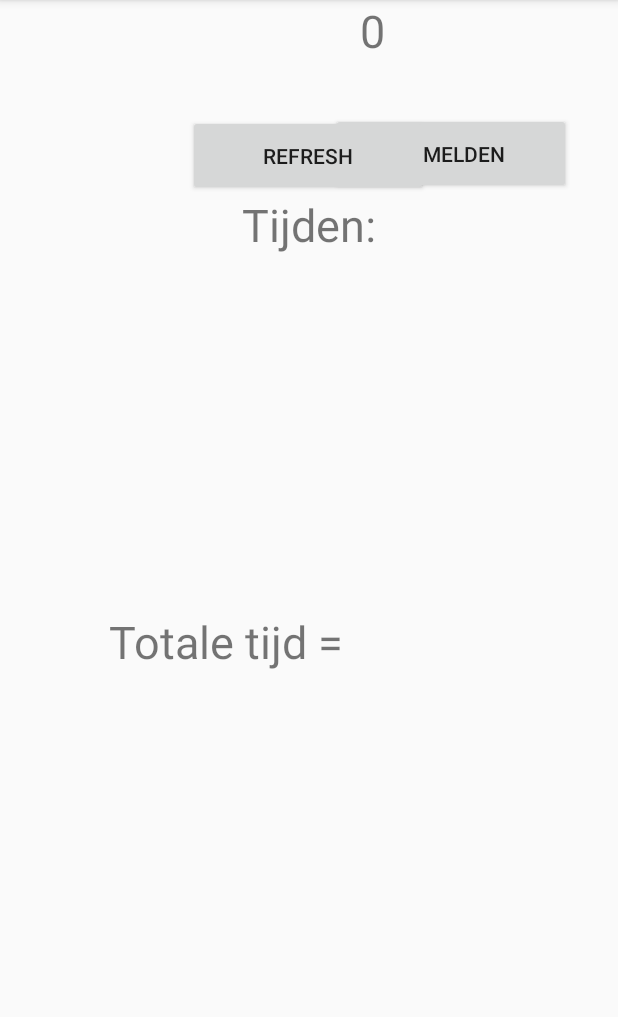
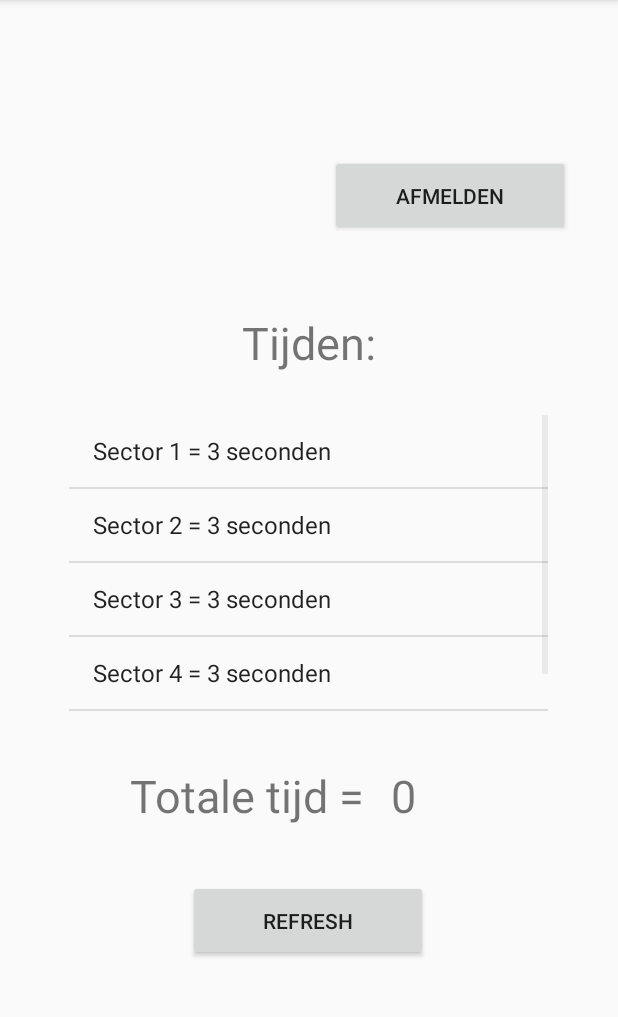
Before and after one commit to daantjee546/ProftaakFreeRunning, an Android app: the Activity2DataScreen screen opened directly, with no data from a screen before it, on a phone screen of 412 x 824 dp, the part 84-1101 px from its top. Run offline under Robolectric (Android 15) with nearby library versions, the phone set to English and light mode, and no system bars.

Commit message:
add fix data screen

```diff
--- a/Android-APP/app/src/main/java/com/example/proftaakfreerunning/Activity2DataScreen.kt
+++ b/Android-APP/app/src/main/java/com/example/proftaakfreerunning/Activity2DataScreen.kt
@@ -2,11 +2,28 @@ package com.example.proftaakfreerunning
 
 import androidx.appcompat.app.AppCompatActivity
 import android.os.Bundle
+import android.widget.ArrayAdapter
+import android.widget.ListView
 
 class Activity2DataScreen : AppCompatActivity() {
+
+    var lv: ListView? = null
 
     override fun onCreate(savedInstanceState: Bundle?) {
         super.onCreate(savedInstanceState)
         setContentView(R.layout.activity_activity2_data_screen)
+
+        lv = this.findViewById(R.id.lvSectorTimes)
+
+        val list = ArrayList<String>()
+        list.add("Sector 1 = 3 seconden")
+        list.add("Sector 2 = 3 seconden")
+        list.add("Sector 3 = 3 seconden")
+        list.add("Sector 4 = 3 seconden")
+        list.add("Sector 5 = 3 seconden")
+
+        val adapter = ArrayAdapter(this, android.R.layout.simple_list_item_1, list)
+
+        lv?.adapter = adapter
     }
 }
--- a/Android-APP/app/src/main/java/com/example/proftaakfreerunning/MainActivity.kt
+++ b/Android-APP/app/src/main/java/com/example/proftaakfreerunning/MainActivity.kt
@@ -2,6 +2,13 @@ package com.example.proftaakfreerunning
 
 import androidx.appcompat.app.AppCompatActivity
 import android.os.Bundle
+import android.view.View
+import android.content.Intent
+import androidx.core.app.ComponentActivity.ExtraData
+import androidx.core.content.ContextCompat.getSystemService
+import android.icu.lang.UCharacter.GraphemeClusterBreak.T
+
+
 
 class MainActivity : AppCompatActivity() {
 
@@ -9,4 +16,15 @@ class MainActivity : AppCompatActivity() {
         super.onCreate(savedInstanceState)
         setContentView(R.layout.activity_main)
     }
+
+    fun buttonclickLogin(view: View)
+    {
+        startActivity(Intent(this@MainActivity, Activity2DataScreen::class.java))
+    }
+
+    fun buttonclickRegister(view: View)
+    {
+        startActivity(Intent(this@MainActivity, Activity3RegisterScreen::class.java))
+    }
+
 }
--- a/Android-APP/app/src/main/res/layout/activity_activity2_data_screen.xml
+++ b/Android-APP/app/src/main/res/layout/activity_activity2_data_screen.xml
@@ -13,10 +13,10 @@
         android:layout_marginStart="220dp"
         android:layout_marginTop="75dp"
         android:layout_marginEnd="31dp"
-        android:layout_marginBottom="20dp"
         android:text="Afmelden"
         app:layout_constraintBottom_toTopOf="@+id/textView"
         app:layout_constraintEnd_toEndOf="parent"
+        app:layout_constraintHorizontal_bias="0.0"
         app:layout_constraintStart_toStartOf="parent"
         app:layout_constraintTop_toTopOf="parent" />
 
@@ -25,7 +25,6 @@
         android:layout_width="160dp"
         android:layout_height="54dp"
         android:layout_marginStart="125dp"
-        android:layout_marginTop="25dp"
         android:layout_marginEnd="126dp"
         android:layout_marginBottom="100dp"
         android:text="Refresh"
@@ -36,14 +35,14 @@
         app:layout_constraintTop_toBottomOf="@+id/textView3" />
 
     <ListView
+        android:id="@+id/lvSectorTimes"
         android:layout_width="319dp"
         android:layout_height="206dp"
         android:layout_marginStart="46dp"
-        android:layout_marginTop="3dp"
         android:layout_marginEnd="46dp"
-        android:layout_marginBottom="28dp"
         app:layout_constraintBottom_toTopOf="@+id/textView3"
         app:layout_constraintEnd_toEndOf="parent"
+        app:layout_constraintHorizontal_bias="0.0"
         app:layout_constraintStart_toStartOf="parent"
         app:layout_constraintTop_toBottomOf="@+id/textView" />
 
@@ -52,11 +51,13 @@
         android:layout_width="wrap_content"
         android:layout_height="wrap_content"
         android:layout_marginStart="161dp"
+        android:layout_marginTop="23dp"
         android:layout_marginEnd="161dp"
         android:text="Tijden:"
         android:textSize="30sp"
-        app:layout_constraintBottom_toTopOf="@+id/_dynamic"
+        app:layout_constraintBottom_toTopOf="@+id/lvSectorTimes"
         app:layout_constraintEnd_toEndOf="parent"
+        app:layout_constraintHorizontal_bias="0.0"
         app:layout_constraintStart_toStartOf="parent"
         app:layout_constraintTop_toBottomOf="@+id/btnAfmelden" />
 
@@ -64,29 +65,27 @@
         android:id="@+id/textView3"
         android:layout_width="wrap_content"
         android:layout_height="wrap_content"
-        android:layout_marginStart="72dp"
-        android:layout_marginTop="28dp"
-        android:layout_marginEnd="2dp"
-        android:layout_marginBottom="35dp"
+        android:layout_marginStart="50dp"
+        android:layout_marginEnd="125dp"
+        android:layout_marginBottom="8dp"
         android:text="Totale tijd = "
         android:textSize="30sp"
         app:layout_constraintBottom_toTopOf="@+id/btnRefresh"
-        app:layout_constraintEnd_toStartOf="@+id/tvEindTijd"
+        app:layout_constraintEnd_toEndOf="parent"
         app:layout_constraintStart_toStartOf="parent"
-        app:layout_constraintTop_toBottomOf="@+id/_dynamic" />
+        app:layout_constraintTop_toBottomOf="@+id/lvSectorTimes" />
 
     <TextView
         android:id="@+id/tvEindTijd"
         android:layout_width="91dp"
         android:layout_height="41dp"
-        android:layout_marginStart="2dp"
-        android:layout_marginTop="31dp"
-        android:layout_marginEnd="80dp"
-        android:layout_marginBottom="35dp"
+        android:layout_marginStart="200dp"
+        android:layout_marginTop="26dp"
+        android:layout_marginBottom="33dp"
         android:text="0"
         android:textSize="30sp"
         app:layout_constraintBottom_toTopOf="@+id/btnRefresh"
         app:layout_constraintEnd_toEndOf="parent"
-        app:layout_constraintStart_toEndOf="@+id/textView3"
-        app:layout_constraintTop_toBottomOf="@+id/_dynamic" />
+        app:layout_constraintStart_toStartOf="parent"
+        app:layout_constraintTop_toBottomOf="@+id/lvSectorTimes" />
 </androidx.constraintlayout.widget.ConstraintLayout>
--- a/Android-APP/app/src/main/res/layout/activity_main.xml
+++ b/Android-APP/app/src/main/res/layout/activity_main.xml
@@ -58,7 +58,8 @@
         app:layout_constraintBottom_toBottomOf="parent"
         app:layout_constraintEnd_toEndOf="parent"
         app:layout_constraintStart_toStartOf="parent"
-        app:layout_constraintTop_toBottomOf="@+id/btnLogin" />
+        app:layout_constraintTop_toBottomOf="@+id/btnLogin"
+        android:onClick="buttonclickRegister"/>
 
     <Button
         android:id="@+id/btnLogin"
@@ -71,7 +72,8 @@
         app:layout_constraintBottom_toTopOf="@+id/btnRegristreren"
         app:layout_constraintEnd_toEndOf="parent"
         app:layout_constraintStart_toStartOf="parent"
-        app:layout_constraintTop_toBottomOf="@+id/cbBlijfIngelogd" />
+        app:layout_constraintTop_toBottomOf="@+id/cbBlijfIngelogd"
+        android:onClick="buttonclickLogin"/>
 
     <CheckBox
         android:id="@+id/cbBlijfIngelogd"
```
